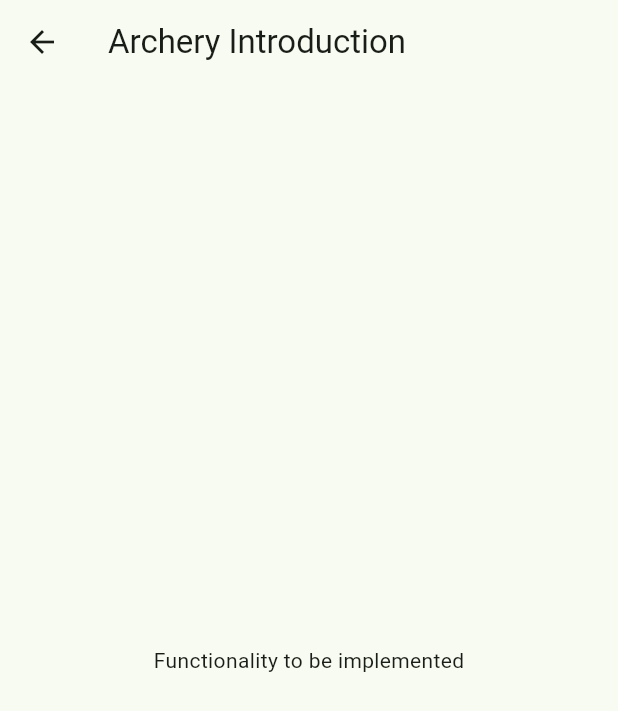
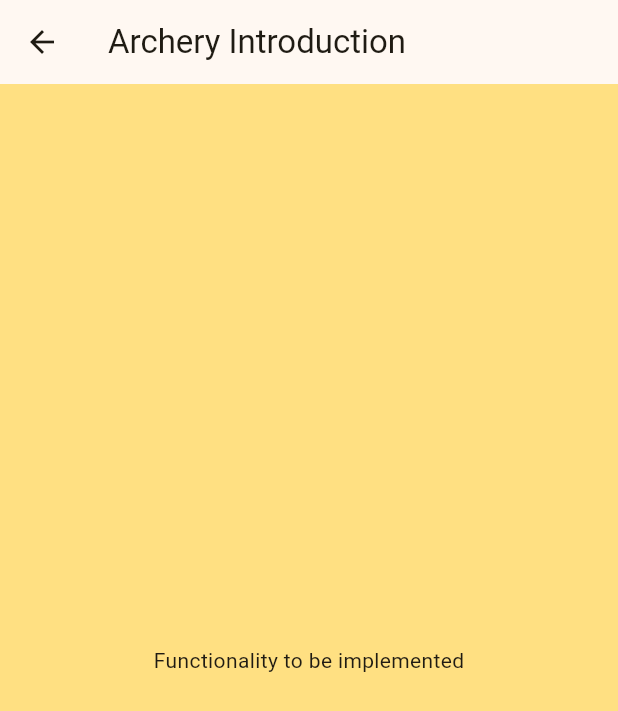
Before and after one commit to mattmaomao/fyp_app, a Flutter app: the screen it shows after launch, after a tap on "Archery Introduction", on a phone screen of 412 x 824 dp. Shown: the top 711 px of the screen. Run offline on Flutter 3.47's test engine with Material 3 defaults, Android fonts, the phone set to English and light mode, and no system bars.

Commit message:
added temp func bg img, use const_var file to store color theme

```diff
--- /dev/null
+++ b/lib/const_var.dart
@@ -0,0 +1,7 @@
+import 'package:flutter/material.dart';
+
+// Colors
+const Color PRI_COLOR = Colors.amber;
+const Color SEC_COLOR = Color.fromARGB(255, 40, 179, 47);
+const Color BG_COLOR = Color.fromARGB(255, 255, 224, 130);
+const Color DARK_PRI_COLOR = Color.fromARGB(255, 255, 210, 76);
--- a/lib/main.dart
+++ b/lib/main.dart
@@ -1,5 +1,6 @@
 // main.dart
 import 'package:flutter/material.dart';
+import 'const_var.dart';
 import 'pages/home.dart';
 import 'pages/user.dart';
 import 'pages/settings.dart';
@@ -12,9 +13,14 @@ class MyApp extends StatelessWidget {
   @override
   Widget build(BuildContext context) {
     return MaterialApp(
-      title: 'My App',
+      title: '<App Name>',
       theme: ThemeData(
-        colorScheme: ColorScheme.fromSeed(seedColor: Colors.green[800]!),
+        useMaterial3: true,
+        colorScheme: ColorScheme.fromSeed(
+          seedColor: PRI_COLOR,
+          secondary: SEC_COLOR,
+        ),
+        scaffoldBackgroundColor: BG_COLOR,
       ),
       home: MainNavigationPage(),
     );
@@ -37,16 +43,41 @@ class _MainNavigationPageState extends State<MainNavigationPage> {
   @override
   Widget build(BuildContext context) {
     return Scaffold(
+      // header
       appBar: AppBar(
         title: Text(
           _getTitle(), // get current page title
-          style: TextStyle(fontWeight: FontWeight.bold),
+          style: TextStyle(
+            fontWeight: FontWeight.bold,
+          ),
         ),
         centerTitle: true,
+        backgroundColor: DARK_PRI_COLOR,
+        shape: Border(
+          bottom: BorderSide(
+            color: Colors.black38,
+            width: 2,
           ),
+        ),
+      ),
+
+      // content
       body: _pages[_currentIndex],
-      bottomNavigationBar: BottomNavigationBar(
+
+      // footer nav bar
+      bottomNavigationBar: Container(
+        decoration: BoxDecoration(
+          border: Border(
+            top: BorderSide(
+              color: Colors.black38,
+              width: 2,
+            ),
+          ),
+        ),
+        child: BottomNavigationBar(
+          backgroundColor: DARK_PRI_COLOR,
           currentIndex: _currentIndex,
+          selectedItemColor: SEC_COLOR,
           onTap: (index) {
             setState(() {
               _currentIndex = index;
@@ -54,18 +85,25 @@ class _MainNavigationPageState extends State<MainNavigationPage> {
           },
           items: [
             BottomNavigationBarItem(
-            icon: Icon(Icons.home),
+              icon: _currentIndex == 0
+                  ? Icon(Icons.home)
+                  : Icon(Icons.home_outlined),
               label: 'Home',
             ),
             BottomNavigationBarItem(
-            icon: Icon(Icons.person),
+              icon: _currentIndex == 1
+                  ? Icon(Icons.person)
+                  : Icon(Icons.person_outlined),
               label: 'Bow Data',
             ),
             BottomNavigationBarItem(
-            icon: Icon(Icons.settings),
+              icon: _currentIndex == 2
+                  ? Icon(Icons.settings)
+                  : Icon(Icons.settings_outlined),
               label: 'Settings',
             ),
           ],
+        ),
       ),
     );
   }
@@ -75,7 +113,7 @@ class _MainNavigationPageState extends State<MainNavigationPage> {
     switch (_currentIndex) {
       // Home
       case 0:
-        return 'App Name';
+        return '<App Name>';
       // User
       case 1:
         return 'Bow Data';
@@ -83,7 +121,7 @@ class _MainNavigationPageState extends State<MainNavigationPage> {
       case 2:
         return 'Settings';
       default:
-        return 'App Name';
+        return '<App Name>';
     }
   }
 }
--- a/lib/pages/home.dart
+++ b/lib/pages/home.dart
@@ -79,13 +79,16 @@ class HomePage extends StatelessWidget {
         margin: EdgeInsets.symmetric(vertical: 8, horizontal: 16),
         decoration: BoxDecoration(
           // todo: add background image for each function
-          // image: DecorationImage(
-          //   image: AssetImage(imagePath),
-          //   fit: BoxFit.cover,
-          //   colorFilter: ColorFilter.mode(Colors.grey[600]!.withOpacity(0.8), BlendMode.srcOver),
-          // ),
+          image: DecorationImage(
+            image: AssetImage(imagePath),
+            fit: BoxFit.cover,
+            colorFilter: ColorFilter.mode(
+              Colors.black.withOpacity(0.4),
+              BlendMode.srcOver,
+            ),
+          ),
           color: Colors.grey[600],
-          borderRadius: BorderRadius.circular(10),
+          borderRadius: BorderRadius.circular(12),
         ),
         child: Align(
           alignment: Alignment.centerLeft,
@@ -99,7 +102,7 @@ class HomePage extends StatelessWidget {
                 fontWeight: FontWeight.bold,
                 shadows: [
                   Shadow(
-                    offset: Offset(1.0, 1.0),
+                    offset: Offset(1, 1),
                     blurRadius: 2.0,
                     color: Colors.black,
                   ),
--- a/pubspec.yaml
+++ b/pubspec.yaml
@@ -35,6 +35,7 @@ dependencies:
   # The following adds the Cupertino Icons font to your application.
   # Use with the CupertinoIcons class for iOS style icons.
   cupertino_icons: ^1.0.6
+  provider: ^6.1.2
 
 dev_dependencies:
   flutter_test:
@@ -62,6 +63,8 @@ flutter:
   # assets:
   #   - images/a_dot_burr.jpeg
   #   - images/a_dot_ham.jpeg
+  assets:
+    - assets/func_banner_temp.jpg
 
   # An image asset can refer to one or more resolution-specific "variants", see
   # https://flutter.dev/assets-and-images/#resolution-aware
```
Also changed, not shown: assets/func_banner_temp.jpg (added). Lines whose indentation alone changed are shown as unchanged.
